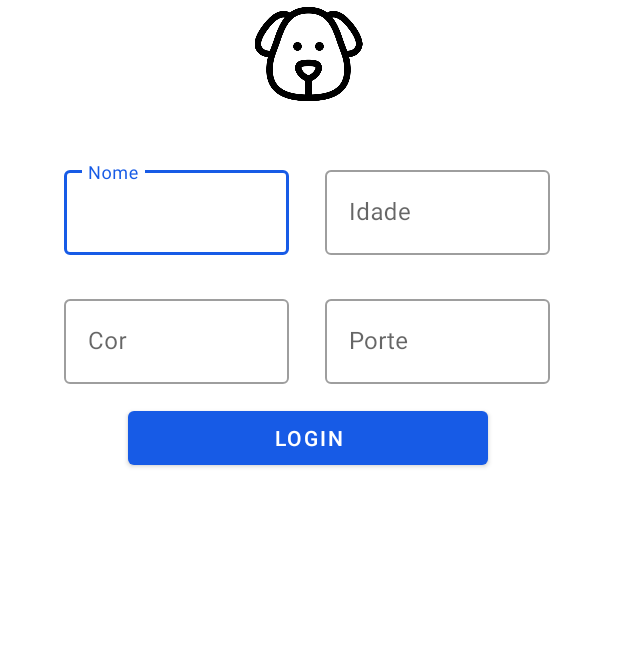
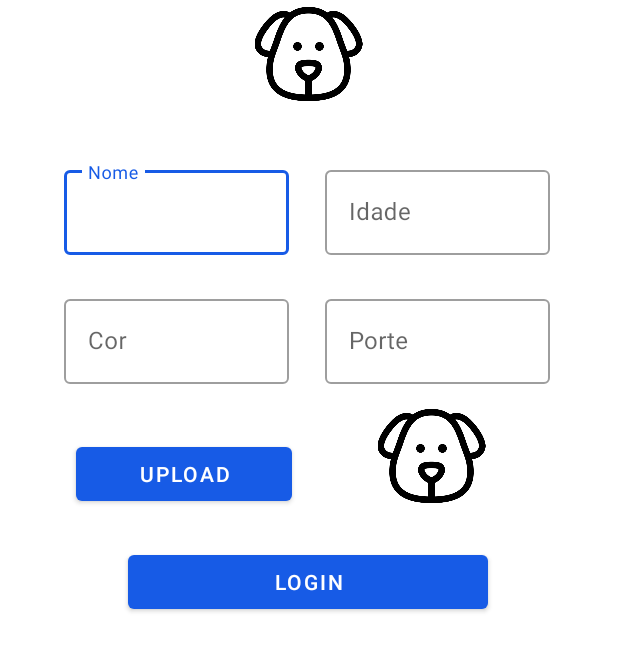
Before and after one commit to douglascas/android, an Android app: the RegisterDogActivity screen opened directly, with no data from a screen before it, on a phone screen of 412 x 824 dp. Shown: the top 651 px of the screen. Run offline under Robolectric (Android 15) with nearby library versions, the phone set to English and light mode, and no system bars.

Commit message:
Implementacao do botao de upload de imagem para o dog

```diff
--- a/app/src/main/java/com/tinderdog/ui/dogs/RegisterDogActivity.java
+++ b/app/src/main/java/com/tinderdog/ui/dogs/RegisterDogActivity.java
@@ -2,11 +2,16 @@ package com.tinderdog.ui.dogs;
 
 import androidx.appcompat.app.AppCompatActivity;
 
+import android.app.Activity;
 import android.content.Intent;
+import android.graphics.Bitmap;
+import android.net.Uri;
 import android.os.Bundle;
+import android.provider.MediaStore;
 import android.view.View;
 import android.widget.Button;
 import android.widget.EditText;
+import android.widget.ImageView;
 
 import com.tinderdog.R;
 import com.tinderdog.controllers.Facade;
@@ -20,13 +25,19 @@ import com.tinderdog.repository.factoy.PessoaRepositoryFactory;
 import com.tinderdog.ui.login.LoginActivity;
 import com.tinderdog.ui.pessoa.RegisterPessoaActivity;
 
+import java.io.FileNotFoundException;
+import java.io.IOException;
+
 public class RegisterDogActivity extends AppCompatActivity {
 
     private Button mbtnCadastro;
+    private Button mbtnUpload;
+    private ImageView imageUpload;
     private EditText etNome;
     private EditText etCorPelagem;
     private EditText etIdade;
     private EditText etPorte;
+    public static final int GET_FROM_GALLERY = 3;
     private Facade facade = Facade.getInstance();
 
 
@@ -49,8 +60,12 @@ public class RegisterDogActivity extends AppCompatActivity {
         etCorPelagem = findViewById(R.id.txtPwd);
         etIdade = findViewById(R.id.txtName);
         etPorte = findViewById(R.id.txtData);
+        mbtnUpload = findViewById(R.id.btnUpload);
+        imageUpload = findViewById(R.id.image);
 
-
+        mbtnUpload.setOnClickListener(v -> {
+            startActivityForResult(new Intent(Intent.ACTION_PICK, android.provider.MediaStore.Images.Media.INTERNAL_CONTENT_URI), GET_FROM_GALLERY);
+        });
 
         mbtnCadastro.setOnClickListener(new View.OnClickListener() {
             @Override
@@ -73,4 +88,22 @@ public class RegisterDogActivity extends AppCompatActivity {
             }
         });
     }
+
+    @Override
+    protected void onActivityResult(int requestCode, int resultCode, Intent data) {
+        super.onActivityResult(requestCode, resultCode, data);
+
+        if(requestCode==GET_FROM_GALLERY && resultCode == Activity.RESULT_OK) {
+            Uri selectedImage = data.getData();
+            Bitmap bitmap = null;
+            try {
+                bitmap = MediaStore.Images.Media.getBitmap(this.getContentResolver(),selectedImage);
+                imageUpload.setImageBitmap(bitmap);
+            }catch (FileNotFoundException e){
+                e.printStackTrace();
+            } catch (IOException e) {
+                e.printStackTrace();
+            }
+        }
+    }
 }
--- a/app/src/main/res/layout/activity_register_dog.xml
+++ b/app/src/main/res/layout/activity_register_dog.xml
@@ -92,6 +92,25 @@
 
         </LinearLayout>
 
+        <LinearLayout
+            android:layout_width="match_parent"
+            android:layout_height="wrap_content"
+            android:orientation="horizontal">
+            <com.google.android.material.button.MaterialButton
+                android:id="@+id/btnUpload"
+                android:layout_width="0.9in"
+                android:layout_height="0.3in"
+                android:layout_marginLeft="30px"
+                android:layout_gravity="center"
+                android:text="Upload" />
+            <ImageView
+                android:id="@+id/image"
+                android:layout_width="wrap_content"
+                android:layout_height="72dp"
+                android:layout_marginBottom="24dp"
+                android:src="@drawable/logo2" />
+        </LinearLayout>
+
         <com.google.android.material.button.MaterialButton
             android:id="@+id/btnCadastro"
             android:layout_width="1.5in"
```
